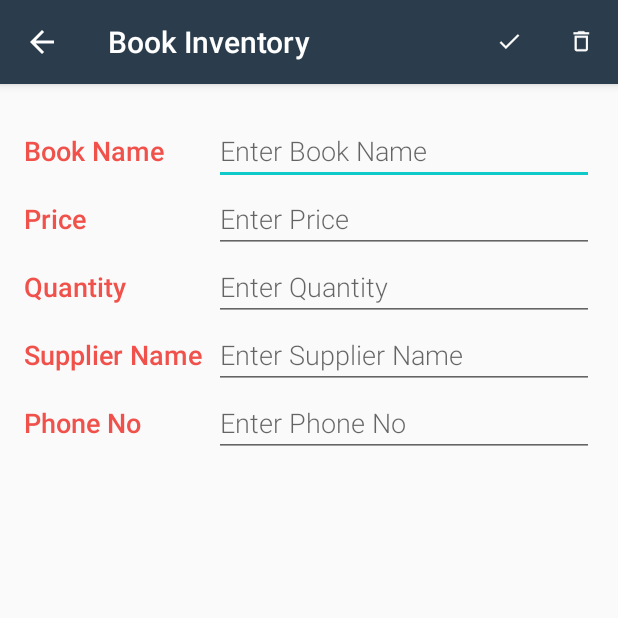
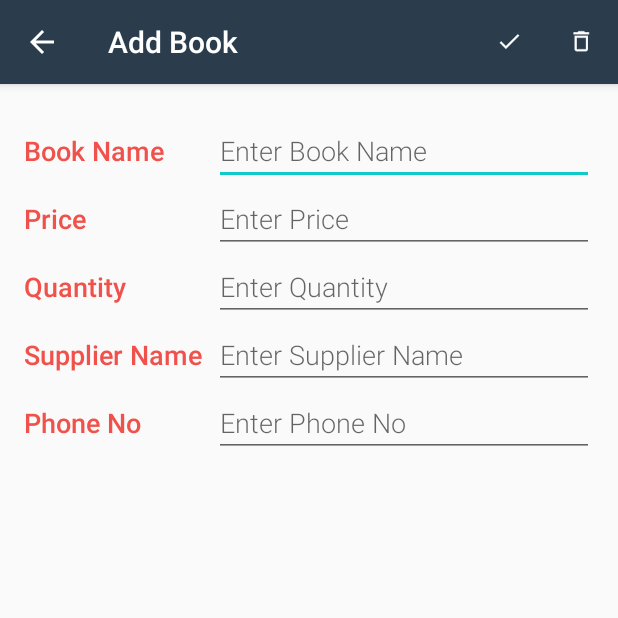
Before and after one commit to VineetPrasadVerma/InventoryApp, an Android app: the EditorActivity screen opened directly, with no data from a screen before it, on a phone screen of 412 x 824 dp, the top half of it. Run offline under Robolectric (Android 15) with nearby library versions, the phone set to English and light mode, and no system bars.

Commit message:
Programatically set correct name to the Editor activity when have to add book display ADD BOOK or when edit the activity display the EDIT BOOK

```diff
--- a/app/src/main/java/com/example/vineetprasadverma/inventoryapp/EditorActivity.java
+++ b/app/src/main/java/com/example/vineetprasadverma/inventoryapp/EditorActivity.java
@@ -1,16 +1,36 @@
 package com.example.vineetprasadverma.inventoryapp;
 
 import android.content.Intent;
+import android.net.Uri;
 import android.os.Bundle;
 import android.support.v7.app.AppCompatActivity;
 import android.view.Menu;
 import android.view.MenuItem;
+import android.widget.EditText;
 
 public class EditorActivity extends AppCompatActivity {
+
+    private EditText mBookEditText;
+    private EditText mPriceEditText;
+    private EditText mQantityEditText;
+    private EditText mSupplierNameEditText;
+    private EditText mSupplierPhoneNoEditText;
+
+    private Uri mCurrentProductUri;
+
     @Override
     protected void onCreate(Bundle savedInstanceState) {
         super.onCreate(savedInstanceState);
         setContentView(R.layout.editor_activity);
+
+        Intent intent = getIntent();
+        mCurrentProductUri = intent.getData();
+
+        if(mCurrentProductUri == null){
+            setTitle(getString(R.string.add_book));
+        }else{
+            setTitle(getString(R.string.edit_book));
+        }
 
     }
 
--- a/app/src/main/res/values/strings.xml
+++ b/app/src/main/res/values/strings.xml
@@ -21,4 +21,6 @@
     <string name="are_you_sure">Are you sure ?</string>
     <string name="yes">Yes</string>
     <string name="no">No</string>
+    <string name="add_book">Add Book</string>
+    <string name="edit_book">Edit Book</string>
 </resources>
```
